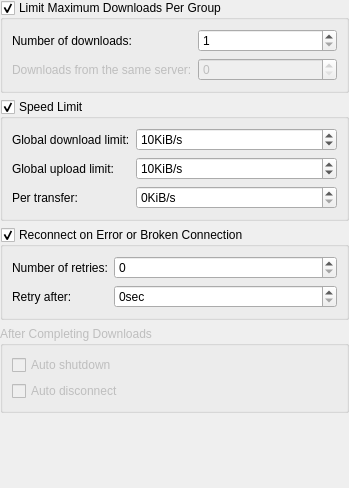
Qt form conf/dlgnetwork.ui (KDE/kget) before a commit.
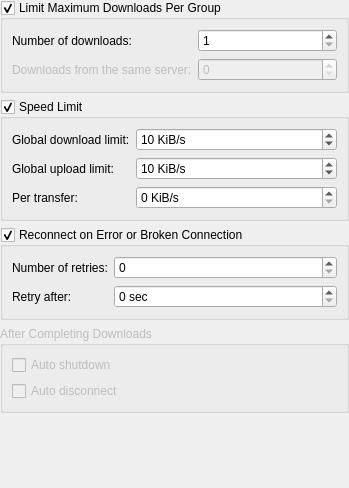
The same form after that commit.

Diff of the .ui file:
```diff
--- a/conf/dlgnetwork.ui
+++ b/conf/dlgnetwork.ui
@@ -75,7 +75,7 @@
       <item row="0" column="1" >
        <widget class="QSpinBox" name="kcfg_GlobalDownloadLimit" >
         <property name="suffix" >
-         <string>KiB/s</string>
+         <string> KiB/s</string>
         </property>
         <property name="maximum" >
          <number>1000000</number>
@@ -98,7 +98,7 @@
       <item row="1" column="1" >
        <widget class="QSpinBox" name="kcfg_GlobalUploadLimit" >
         <property name="suffix" >
-         <string>KiB/s</string>
+         <string> KiB/s</string>
         </property>
         <property name="maximum" >
          <number>1000000</number>
@@ -121,7 +121,7 @@
       <item row="2" column="1" >
        <widget class="QSpinBox" name="kcfg_TransferSpeedLimit" >
         <property name="suffix" >
-         <string>KiB/s</string>
+         <string> KiB/s</string>
         </property>
         <property name="maximum" >
          <number>1000000</number>
@@ -167,7 +167,7 @@
       <item row="1" column="1" >
        <widget class="QSpinBox" name="kcfg_ReconnectDelay" >
         <property name="suffix" >
-         <string>sec</string>
+         <string> sec</string>
         </property>
         <property name="maximum" >
          <number>86400</number>
```
